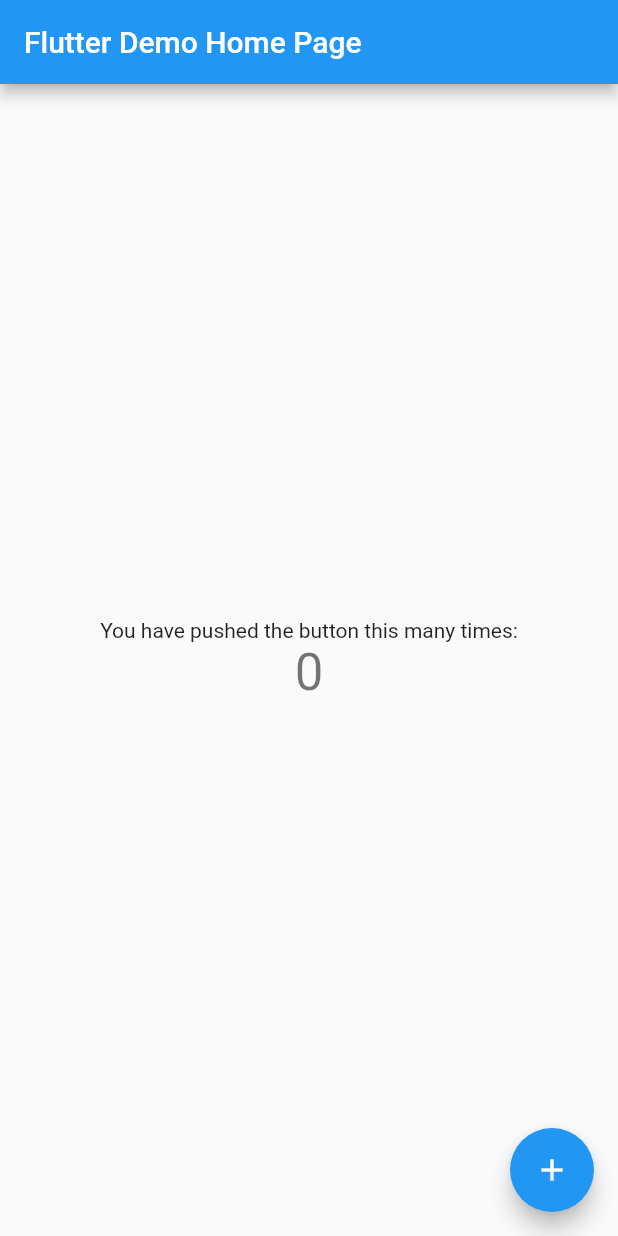
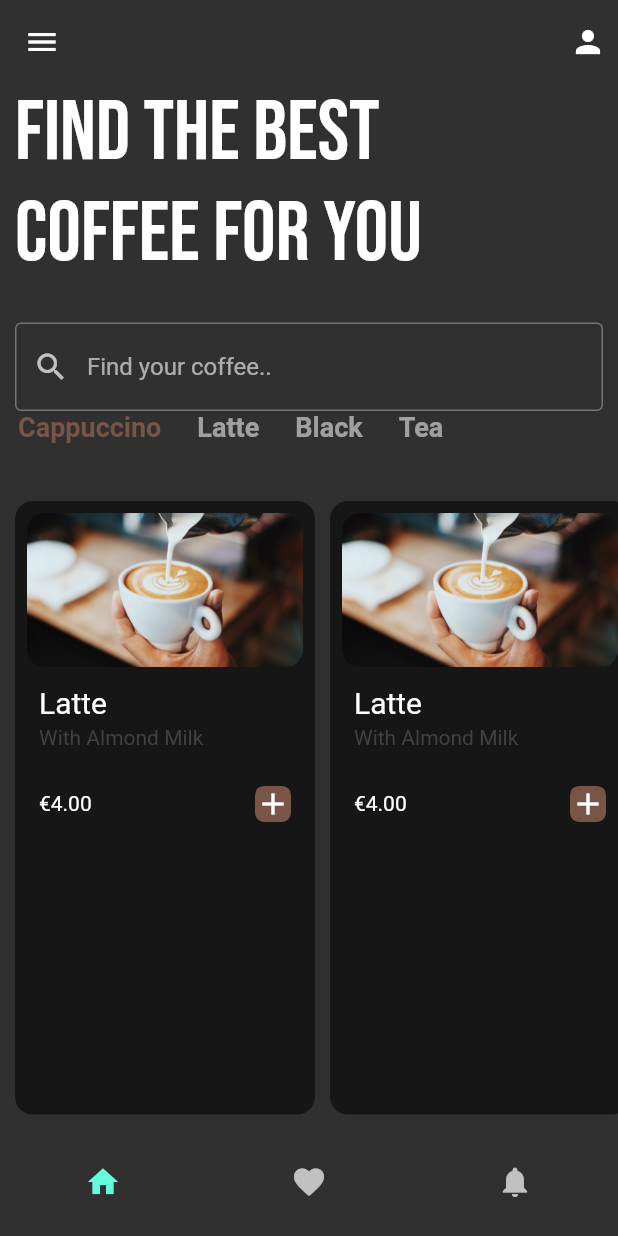
Before and after one commit to mikexkllr/CoffeeApp, a Flutter app: the screen it shows after launch, on a phone screen of 412 x 824 dp. Run offline on Flutter 3.47's test engine with Material 2 defaults, Android fonts, the phone set to English and light mode, and no system bars; our stand-ins replace google_fonts; missing offline and left inert: dart:ffi.

Commit message:
added styling and other stuff

```diff
--- a/lib/main.dart
+++ b/lib/main.dart
@@ -1,4 +1,5 @@
 import 'package:flutter/material.dart';
+import 'package:coffee_app/views/home_view.dart';
 
 void main() {
   runApp(const MyApp());
@@ -7,109 +8,15 @@ void main() {
 class MyApp extends StatelessWidget {
   const MyApp({super.key});
 
-  // This widget is the root of your application.
   @override
   Widget build(BuildContext context) {
     return MaterialApp(
-      title: 'Flutter Demo',
+      debugShowCheckedModeBanner: false,
+      home: HomeView(),
       theme: ThemeData(
-        // This is the theme of your application.
-        //
-        // Try running your application with "flutter run". You'll see the
-        // application has a blue toolbar. Then, without quitting the app, try
-        // changing the primarySwatch below to Colors.green and then invoke
-        // "hot reload" (press "r" in the console where you ran "flutter run",
-        // or simply save your changes to "hot reload" in a Flutter IDE).
-        // Notice that the counter didn't reset back to zero; the application
-        // is not restarted.
-        primarySwatch: Colors.blue,
+        brightness: Brightness.dark,
+        primaryColor: Colors.brown,
       ),
-      home: const MyHomePage(title: 'Flutter Demo Home Page'),
     );
   }
 }
-
-class MyHomePage extends StatefulWidget {
-  const MyHomePage({super.key, required this.title});
-
-  // This widget is the home page of your application. It is stateful, meaning
-  // that it has a State object (defined below) that contains fields that affect
-  // how it looks.
-
-  // This class is the configuration for the state. It holds the values (in this
-  // case the title) provided by the parent (in this case the App widget) and
-  // used by the build method of the State. Fields in a Widget subclass are
-  // always marked "final".
-
-  final String title;
-
-  @override
-  State<MyHomePage> createState() => _MyHomePageState();
-}
-
-class _MyHomePageState extends State<MyHomePage> {
-  int _counter = 0;
-
-  void _incrementCounter() {
-    setState(() {
-      // This call to setState tells the Flutter framework that something has
-      // changed in this State, which causes it to rerun the build method below
-      // so that the display can reflect the updated values. If we changed
-      // _counter without calling setState(), then the build method would not be
-      // called again, and so nothing would appear to happen.
-      _counter++;
-    });
-  }
-
-  @override
-  Widget build(BuildContext context) {
-    // This method is rerun every time setState is called, for instance as done
-    // by the _incrementCounter method above.
-    //
-    // The Flutter framework has been optimized to make rerunning build methods
-    // fast, so that you can just rebuild anything that needs updating rather
-    // than having to individually change instances of widgets.
-    return Scaffold(
-      appBar: AppBar(
-        // Here we take the value from the MyHomePage object that was created by
-        // the App.build method, and use it to set our appbar title.
-        title: Text(widget.title),
-      ),
-      body: Center(
-        // Center is a layout widget. It takes a single child and positions it
-        // in the middle of the parent.
-        child: Column(
-          // Column is also a layout widget. It takes a list of children and
-          // arranges them vertically. By default, it sizes itself to fit its
-          // children horizontally, and tries to be as tall as its parent.
-          //
-          // Invoke "debug painting" (press "p" in the console, choose the
-          // "Toggle Debug Paint" action from the Flutter Inspector in Android
-          // Studio, or the "Toggle Debug Paint" command in Visual Studio Code)
-          // to see the wireframe for each widget.
-          //
-          // Column has various properties to control how it sizes itself and
-          // how it positions its children. Here we use mainAxisAlignment to
-          // center the children vertically; the main axis here is the vertical
-          // axis because Columns are vertical (the cross axis would be
-          // horizontal).
-          mainAxisAlignment: MainAxisAlignment.center,
-          children: <Widget>[
-            const Text(
-              'You have pushed the button this many times:',
-            ),
-            Text(
-              '$_counter',
-              style: Theme.of(context).textTheme.headline4,
-            ),
-          ],
-        ),
-      ),
-      floatingActionButton: FloatingActionButton(
-        onPressed: _incrementCounter,
-        tooltip: 'Increment',
-        child: const Icon(Icons.add),
-      ), // This trailing comma makes auto-formatting nicer for build methods.
-    );
-  }
-}
--- /dev/null
+++ b/lib/models/coffee_type.dart
@@ -0,0 +1,7 @@
+enum CoffeeType {
+  black,
+  white,
+  cappuccino,
+  latte,
+  tea,
+}
--- /dev/null
+++ b/lib/views/coffee_scroll_item.dart
@@ -0,0 +1,33 @@
+import 'package:flutter/material.dart';
+import 'package:flutter/src/widgets/container.dart';
+import 'package:flutter/src/widgets/framework.dart';
+
+class CoffeeScrollItem extends StatelessWidget {
+  final String title;
+  final bool isSelected;
+  final VoidCallback onTapCallback;
+  const CoffeeScrollItem(
+      {super.key,
+      required this.title,
+      required this.isSelected,
+      required this.onTapCallback});
+
+  @override
+  Widget build(BuildContext context) {
+    return GestureDetector(
+      onTap: () {
+        this.onTapCallback();
+      },
+      child: Container(
+        padding: EdgeInsets.symmetric(horizontal: 12.0),
+        child: Text(
+          title,
+          style: TextStyle(
+              fontSize: 18,
+              fontWeight: FontWeight.bold,
+              color: this.isSelected ? Colors.brown : Colors.white54),
+        ),
+      ),
+    );
+  }
+}
--- /dev/null
+++ b/lib/views/coffee_tile.dart
@@ -0,0 +1,82 @@
+import 'package:flutter/material.dart';
+
+class CoffeeTile extends StatelessWidget {
+  const CoffeeTile(
+      {super.key,
+      this.title = "Latte",
+      this.subtitle = "With Almond Milk",
+      this.price = "€4.00",
+      this.imagePath = "lib/assets/images/coffee1.jpg"});
+  final String title;
+  final String subtitle;
+  final String price;
+  final String imagePath;
+
+  @override
+  Widget build(BuildContext context) {
+    return Padding(
+      padding: const EdgeInsets.only(
+        left: 10.0,
+        bottom: 25.0,
+        top: 10.0,
+      ),
+      child: Container(
+        padding: EdgeInsets.all(8.0),
+        width: 200,
+        decoration: BoxDecoration(
+          borderRadius: BorderRadius.circular(12),
+          color: Colors.black54,
+        ),
+        child: Column(
+          crossAxisAlignment: CrossAxisAlignment.start,
+          children: [
+            ClipRRect(
+              borderRadius: BorderRadius.circular(12),
+              child: Image.asset(this.imagePath),
+            ),
+
+            // coffee name
+            Padding(
+              padding:
+                  const EdgeInsets.symmetric(horizontal: 8.0, vertical: 12.0),
+              child: Column(
+                crossAxisAlignment: CrossAxisAlignment.start,
+                children: [
+                  Text(
+                    this.title,
+                    style: TextStyle(fontSize: 20),
+                  ),
+                  SizedBox(
+                    height: 4,
+                  ),
+                  Text(
+                    this.subtitle,
+                    style: TextStyle(color: Colors.grey[800]),
+                  )
+                ],
+              ),
+            ),
+
+            // price
+            Padding(
+              padding:
+                  const EdgeInsets.symmetric(horizontal: 8.0, vertical: 12.0),
+              child: Row(
+                mainAxisAlignment: MainAxisAlignment.spaceBetween,
+                children: [
+                  Text(this.price),
+                  Container(
+                    decoration: BoxDecoration(
+                        color: Colors.brown,
+                        borderRadius: BorderRadius.circular(6)),
+                    child: Icon(Icons.add),
+                  )
+                ],
+              ),
+            )
+          ],
+        ),
+      ),
+    );
+  }
+}
--- /dev/null
+++ b/lib/views/home_view.dart
@@ -0,0 +1,140 @@
+import 'dart:ffi';
+
+import 'package:coffee_app/models/coffee_type.dart';
+import 'package:coffee_app/views/coffee_scroll_item.dart';
+import 'package:coffee_app/views/coffee_tile.dart';
+import 'package:flutter/material.dart';
+import 'package:google_fonts/google_fonts.dart';
+
+class HomeView extends StatefulWidget {
+  const HomeView({super.key});
+
+  @override
+  State<HomeView> createState() => _HomeViewState();
+}
+
+class _HomeViewState extends State<HomeView> {
+  int selectedCoffeeType = 0;
+
+  List coffeeList = [
+    {
+      "title": "Cappuccino",
+      "type": CoffeeType.cappuccino,
+      "isSelected": true,
+    },
+    {
+      "title": "Latte",
+      "type": CoffeeType.latte,
+      "isSelected": false,
+    },
+    {
+      "title": "Black",
+      "type": CoffeeType.black,
+      "isSelected": false,
+    },
+    {
+      "title": "Tea",
+      "type": CoffeeType.tea,
+      "isSelected": false,
+    },
+  ];
+
+  @override
+  Widget build(BuildContext context) {
+    return Scaffold(
+      appBar: AppBar(
+        elevation: 0,
+        backgroundColor: Colors.transparent,
+        leading: Icon(Icons.menu),
+        actions: [
+          Padding(
+            padding: const EdgeInsets.all(8.0),
+            child: Icon(Icons.person),
+          )
+        ],
+      ),
+      body: Column(
+        crossAxisAlignment: CrossAxisAlignment.start,
+        children: [
+          // Find the best coffee for you
+          Padding(
+            padding: const EdgeInsets.symmetric(horizontal: 10.0),
+            child: Text(
+              "Find the best\ncoffee for you",
+              style: GoogleFonts.bebasNeue(
+                fontSize: 56,
+              ),
+            ),
+          ),
+          SizedBox(height: 25),
+          // Search bar
+          Padding(
+            padding: const EdgeInsets.symmetric(horizontal: 10.0),
+            child: TextField(
+              decoration: InputDecoration(
+                prefixIcon: Icon(
+                  Icons.search,
+                ),
+                hintText: "Find your coffee..",
+                focusedBorder: OutlineInputBorder(
+                  borderSide: BorderSide(color: Colors.grey.shade600),
+                ),
+                enabledBorder: OutlineInputBorder(
+                  borderSide: BorderSide(color: Colors.grey.shade600),
+                ),
+              ),
+            ),
+          ),
+
+          Container(
+            height: 50,
+            child: ListView.builder(
+              scrollDirection: Axis.horizontal,
+              itemCount: this.coffeeList.length,
+              itemBuilder: (context, index) {
+                return CoffeeScrollItem(
+                  title: this.coffeeList[index]["title"],
+                  isSelected: this.coffeeList[index]["isSelected"],
+                  onTapCallback: () {
+                    selectCoffeeType(index);
+                  },
+                );
+              },
+            ),
+          ),
+
+          // horizontal list view of coffee tiles
+          Expanded(
+            child: ListView(
+              scrollDirection: Axis.horizontal,
+              children: [
+                CoffeeTile(),
+                CoffeeTile(),
+                CoffeeTile(),
+                CoffeeTile(),
+                CoffeeTile(),
+              ],
+            ),
+          )
+        ],
+      ),
+      bottomNavigationBar: BottomNavigationBar(
+        items: [
+          BottomNavigationBarItem(icon: Icon(Icons.home), label: ""),
+          BottomNavigationBarItem(icon: Icon(Icons.favorite), label: ""),
+          BottomNavigationBarItem(icon: Icon(Icons.notifications), label: ""),
+        ],
+      ),
+    );
+  }
+
+  selectCoffeeType(int index) {
+    setState(() {
+      for (int i = 0; i < coffeeList.length; i++) {
+        coffeeList[i]["isSelected"] = false;
+      }
+      this.coffeeList[index]["isSelected"] =
+          !this.coffeeList[index]["isSelected"];
+    });
+  }
+}
--- a/pubspec.yaml
+++ b/pubspec.yaml
@@ -36,6 +36,7 @@ dependencies:
   # The following adds the Cupertino Icons font to your application.
   # Use with the CupertinoIcons class for iOS style icons.
   cupertino_icons: ^1.0.2
+  google_fonts:
 
 dev_dependencies:
   flutter_test:
@@ -60,9 +61,8 @@ flutter:
   uses-material-design: true
 
   # To add assets to your application, add an assets section, like this:
-  # assets:
-  #   - images/a_dot_burr.jpeg
-  #   - images/a_dot_ham.jpeg
+  assets:
+    - lib/assets/images/
 
   # An image asset can refer to one or more resolution-specific "variants", see
   # https://flutter.dev/assets-and-images/#resolution-aware
```
Also changed, not shown: lib/assets/images/coffee1.jpg (added), lib/assets/images/coffee2.jpg (added), pubspec.lock, 13 other files.
